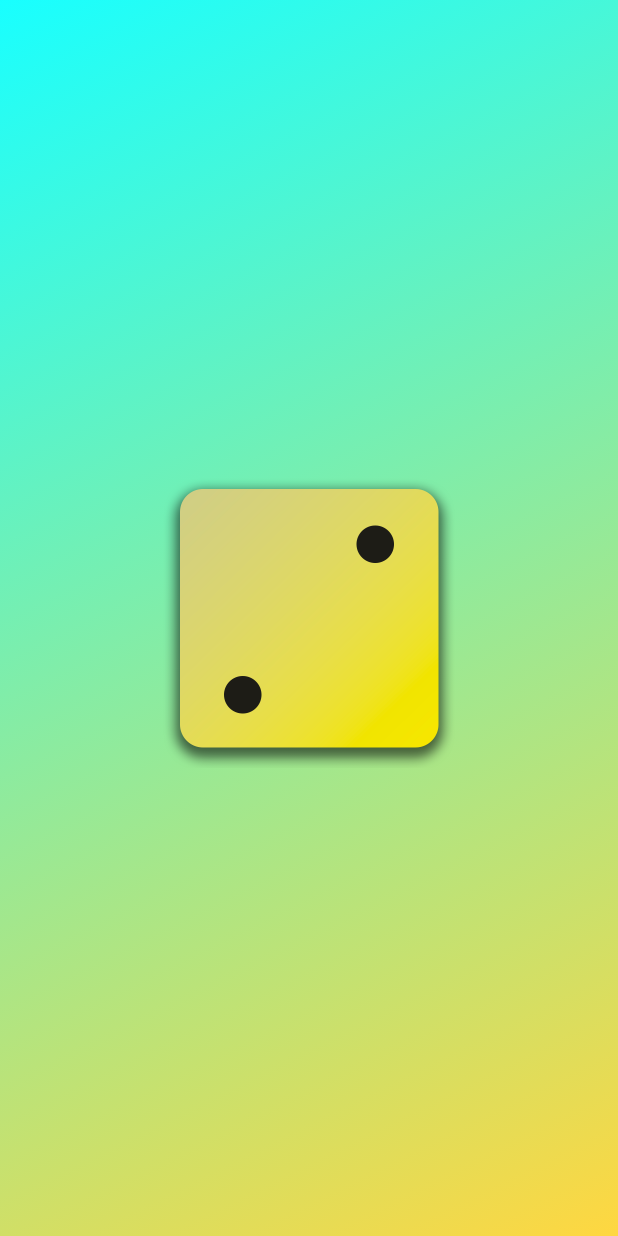
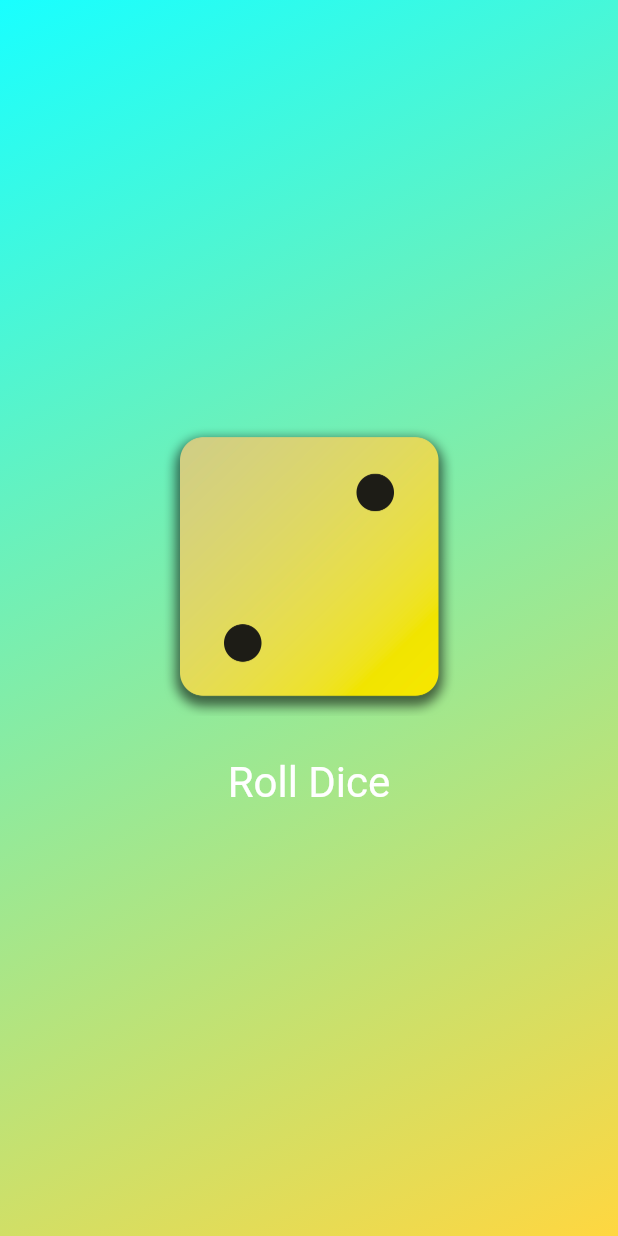
Before and after one commit to H4hmad/Dice-App, a Flutter app: the screen it shows after launch, on a phone screen of 412 x 824 dp. Run offline on Flutter 3.47's test engine with Material 3 defaults, Android fonts, the phone set to English and light mode, and no system bars.

```diff
--- /dev/null
+++ b/first_app/lib/dice_roller.dart
@@ -0,0 +1,40 @@
+import 'package:flutter/material.dart';
+
+class DiceRoller extends StatefulWidget {
+  const DiceRoller({super.key});
+  @override
+  State<DiceRoller> createState() {
+    return _DiceRollerState();
+  }
+}
+
+class _DiceRollerState extends State<DiceRoller> {
+  var activeDiceImage = 'assets/images/dice-2.png';
+
+  void rollDice() {
+    setState(() {
+      activeDiceImage = 'assets/images/dice-5.png';
+    });
+  }
+
+  @override
+  Widget build(context) {
+    return Column(
+      mainAxisSize: MainAxisSize.min,
+      children: [
+        Image.asset(activeDiceImage, width: 200),
+        const SizedBox(height: 20),
+        TextButton(
+            onPressed: rollDice,
+            style: TextButton.styleFrom(
+              // padding: const EdgeInsets.only(top: 20),
+              foregroundColor: Colors.white,
+              textStyle: const TextStyle(
+                fontSize: 28,
+              ),
+            ),
+            child: const Text('Roll Dice'))
+      ],
+    );
+  }
+}
--- a/first_app/lib/gradient_container.dart
+++ b/first_app/lib/gradient_container.dart
@@ -1,5 +1,7 @@
 import 'package:flutter/material.dart';
 import 'package:first_app/text-container.dart';
+import 'package:flutter/widgets.dart';
+import 'package:first_app/dice_roller.dart';
 
 const startAlignment = Alignment.topLeft;
 const endAlignment = Alignment.bottomRight;
@@ -7,16 +9,16 @@ const endAlignment = Alignment.bottomRight;
 class GradientContainer extends StatelessWidget {
   const GradientContainer(this.color, {super.key});
   final List<Color> color;
+
   @override
   Widget build(context) {
     return Container(
-      decoration: BoxDecoration(
-        gradient: LinearGradient(
-            colors: color, begin: startAlignment, end: endAlignment),
-      ),
-      child: Center(
-        child: Image.asset('assets/images/dice-2.png', width: 200),
-      ),
-    );
+        decoration: BoxDecoration(
+          gradient: LinearGradient(
+              colors: color, begin: startAlignment, end: endAlignment),
+        ),
+        child: const Center(
+          child: DiceRoller(),
+        ));
   }
 }
```
